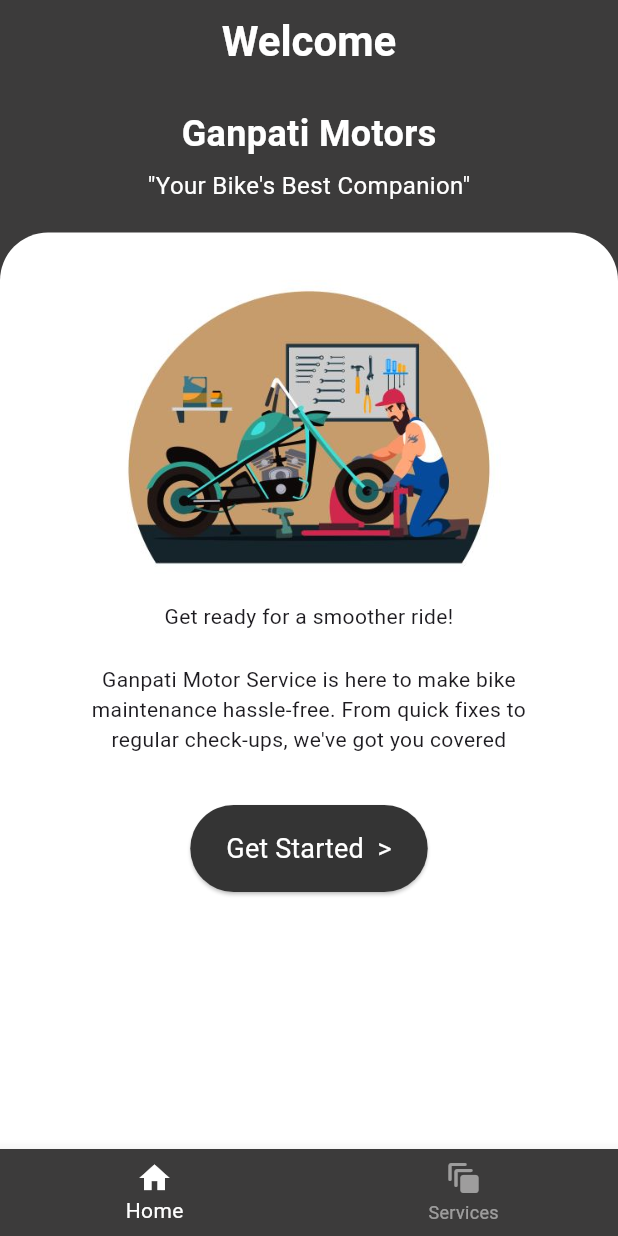
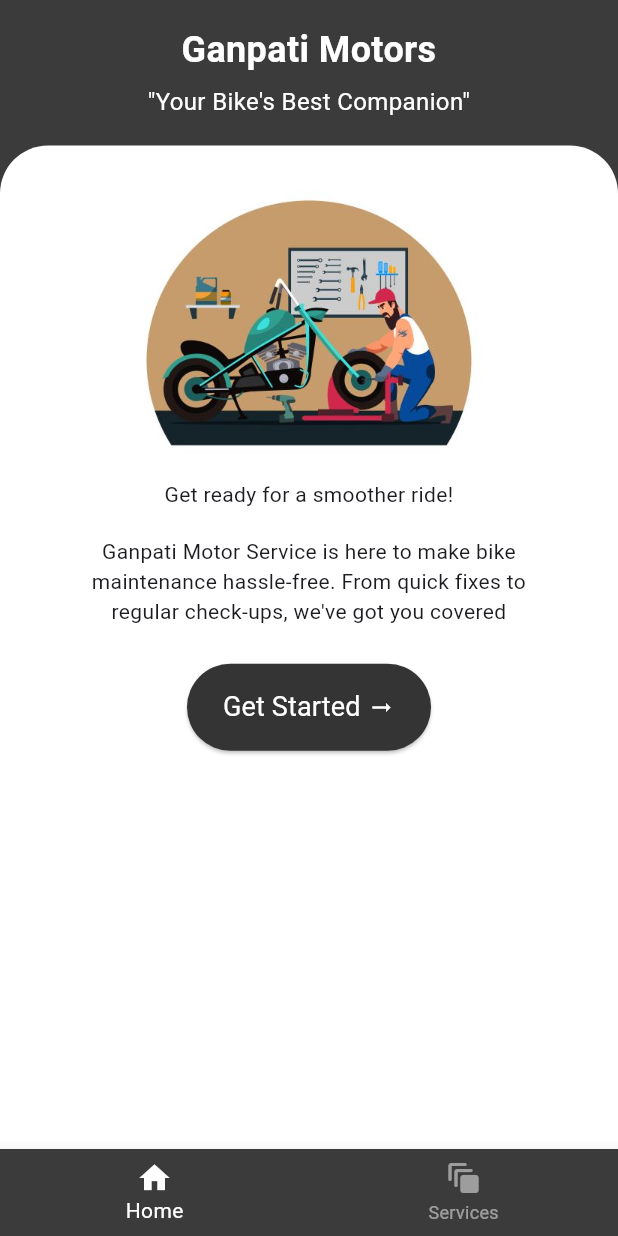
Before and after one commit to Rahul-Sharma-Github/Bike-Service-App, a Flutter app: the screen it shows once a user with an empty profile is signed in, on a phone screen of 412 x 824 dp. Run offline on Flutter 3.47's test engine with Material 3 defaults, Android fonts, the phone set to English and light mode, and no system bars; our stand-ins replace cloud_firestore, device_preview, firebase_auth, firebase_core, get; accounts and stored records are empty.

Commit message:
in HomePage | Removed the AppBar | did Refactoring like - wraped text inside Expanded Widget, reduced size of image, fixed Button UI etc. | All Good

```diff
--- a/lib/app/features/authentication/presentation/pages/home_page/home_page.dart
+++ b/lib/app/features/authentication/presentation/pages/home_page/home_page.dart
@@ -19,16 +19,8 @@ class HomePage extends StatelessWidget {
   Widget build(BuildContext context) {
     return Scaffold(
       backgroundColor: AppColors.backSheetColor,
-      appBar: AppBar(
-        backgroundColor: Colors.transparent,
-        centerTitle: true,
-        // Display Signed In User Name after Welcome text after fetching from Database
-        title: const Text(
-          'Welcome',
-          style: AppTextStyleTheme.welcomeHeadingTitleText,
-        ),
-      ),
-      body: Container(
+      body: SafeArea(
+        child: Container(
           height: double.infinity,
           child: Column(
             crossAxisAlignment: CrossAxisAlignment.stretch,
@@ -37,27 +29,34 @@ class HomePage extends StatelessWidget {
               const SizedBox(
                 height: 16,
               ),
+              // Heading
               Container(
                 child: const Column(
                   children: [
                     Row(
                       mainAxisAlignment: MainAxisAlignment.center,
                       children: [
-                      Text(
+                        Expanded(
+                          child: Text(
                             'Ganpati Motors',
+                            textAlign: TextAlign.center,
                             style: AppTextStyleTheme.welcomeHeadingSubtitleText,
+                          ),
                         ),
                       ],
                     ),
                     Row(
                       mainAxisAlignment: MainAxisAlignment.center,
                       children: [
-                      Padding(
+                        Expanded(
+                          child: Padding(
                             padding: EdgeInsets.all(6.0),
                             child: Text(
                               '"Your Bike\'s Best Companion"',
+                              textAlign: TextAlign.center,
                               style: AppTextStyleTheme
                                   .welcomeHeadingSubtitleDescriptionText,
+                            ),
                           ),
                         ),
                       ],
@@ -66,7 +65,7 @@ class HomePage extends StatelessWidget {
                 ),
               ),
               const SizedBox(
-              height: 14,
+                height: 12,
               ),
               Expanded(
                 child: Container(
@@ -81,7 +80,7 @@ class HomePage extends StatelessWidget {
                     child: Column(
                       children: [
                         Container(
-                        child: Image.asset(AssetPaths.bikeImage, scale: 1.8),
+                          child: Image.asset(AssetPaths.bikeImage, scale: 2),
                         ),
                         const Row(
                           mainAxisAlignment: MainAxisAlignment.center,
@@ -94,7 +93,7 @@ class HomePage extends StatelessWidget {
                           ],
                         ),
                         const SizedBox(
-                        height: 22,
+                          height: 18,
                         ),
                         const Row(
                           mainAxisAlignment: MainAxisAlignment.center,
@@ -111,7 +110,7 @@ class HomePage extends StatelessWidget {
                           ],
                         ),
                         const SizedBox(
-                        height: 34,
+                          height: 25,
                         ),
                         // Get Started Button
                         ElevatedButton(
@@ -124,14 +123,25 @@ class HomePage extends StatelessWidget {
                           },
                           child: const Padding(
                             padding: EdgeInsets.symmetric(vertical: 16),
-                          child: Text(
-                            'Get Started  >',
+                            child: Row(
+                              mainAxisSize: MainAxisSize.min,
+                              mainAxisAlignment: MainAxisAlignment.center,
+                              children: [
+                                Text(
+                                  'Get Started',
                                   style: AppTextStyleTheme.buttonMainText,
+                                ),
+                                SizedBox(
+                                  width: 5,
+                                ),
+                                Icon(Icons.arrow_right_alt_sharp,
+                                    color: Colors.white),
+                              ],
                             ),
                           ),
                         ),
                         const SizedBox(
-                        height: 24,
+                          height: 20,
                         ),
                       ],
                     ),
@@ -141,6 +151,8 @@ class HomePage extends StatelessWidget {
             ],
           ),
         ),
+      ),
+      // Bottom Navigation Bar
       bottomNavigationBar: Obx(
         () => BottomNavigationBar(
           showSelectedLabels: true,
```
Lines whose indentation alone changed are shown as unchanged.
